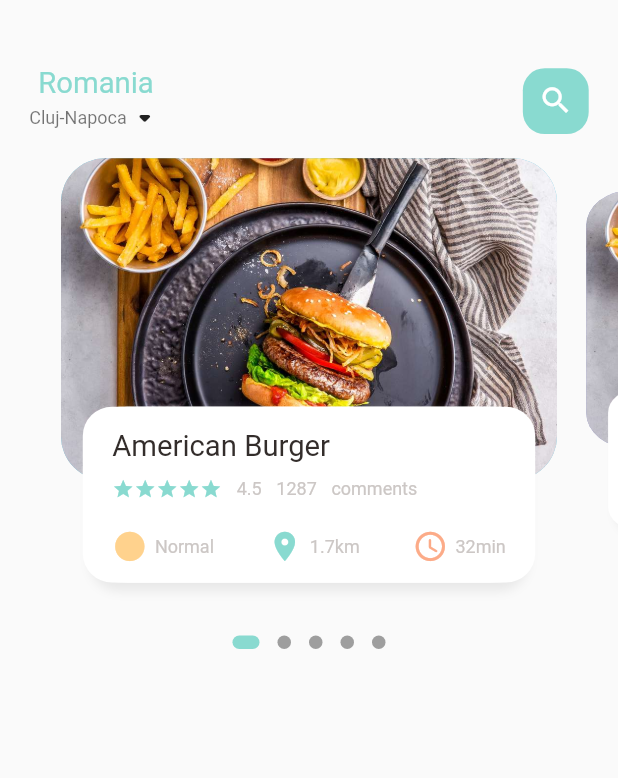
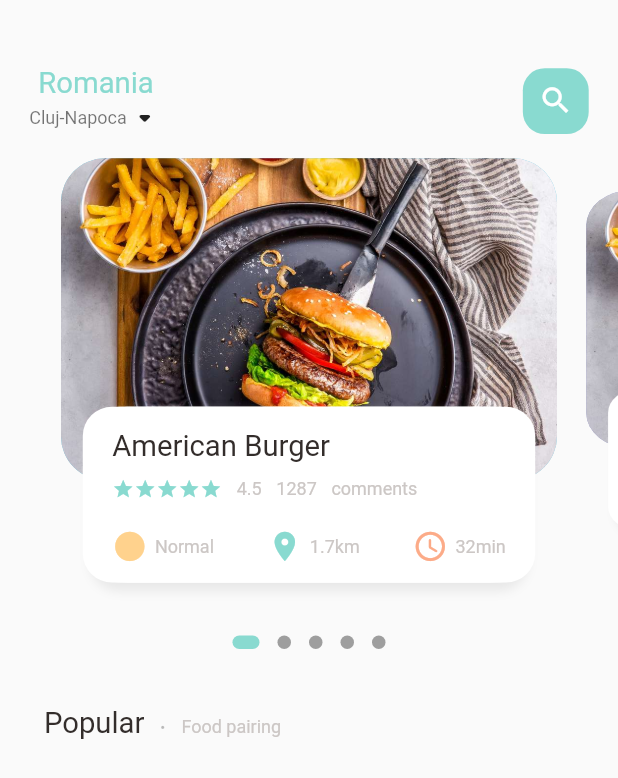
Before and after one commit to Seician/lucrare_licenta, a Flutter app: the screen it shows after launch, on a phone screen of 412 x 824 dp. Shown: the top 778 px of the screen. Run offline on Flutter 3.47's test engine with Material 2 defaults, Android fonts, the phone set to English and light mode, and no system bars; drawn by our look-alikes of dots_indicator; our stand-ins replace get; Roboto replaces fonts that are missing (OpenSans-Regular).

Commit message:
Adding Popular Text Section

```diff
--- a/lib/home/food_page_body.dart
+++ b/lib/home/food_page_body.dart
@@ -38,6 +38,7 @@ class _FoodPageBodyState extends State<FoodPageBody> {
   Widget build(BuildContext context) {
     return Column(
       children: [
+        //slider section
         Container(
           height: Dimensions.pageView,
           child: PageView.builder(
@@ -50,6 +51,7 @@ class _FoodPageBodyState extends State<FoodPageBody> {
                 );
               })),
         ),
+        //dots
         DotsIndicator(
           dotsCount: 5,
           position: _currPageValue,
@@ -61,6 +63,33 @@ class _FoodPageBodyState extends State<FoodPageBody> {
                 borderRadius: BorderRadius.circular(5.0)),
           ),
         ),
+        //Popular text
+        SizedBox(
+          height: Dimensions.height30,
+        ),
+        Container(
+          margin: EdgeInsets.only(left: Dimensions.width30),
+          child: Row(crossAxisAlignment: CrossAxisAlignment.end, children: [
+            BigText(text: "Popular"),
+            SizedBox(
+              width: Dimensions.width10,
+            ),
+            Container(
+              margin: const EdgeInsets.only(bottom: 3),
+              child: BigText(
+                text: ".",
+                color: Colors.black26,
+              ),
+            ),
+            SizedBox(
+              width: Dimensions.width10,
+            ),
+            Container(
+              margin: const EdgeInsets.only(bottom: 2),
+              child: SmallText(text: "Food pairing"),
+            )
+          ]),
+        )
       ],
     );
   }
```
